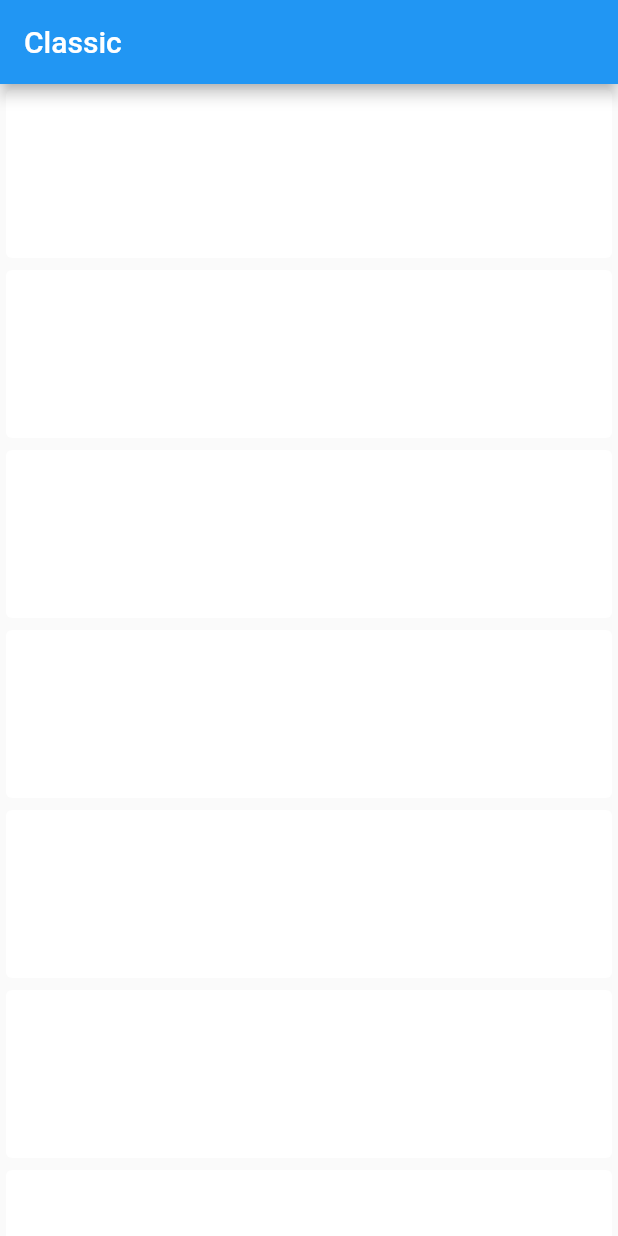
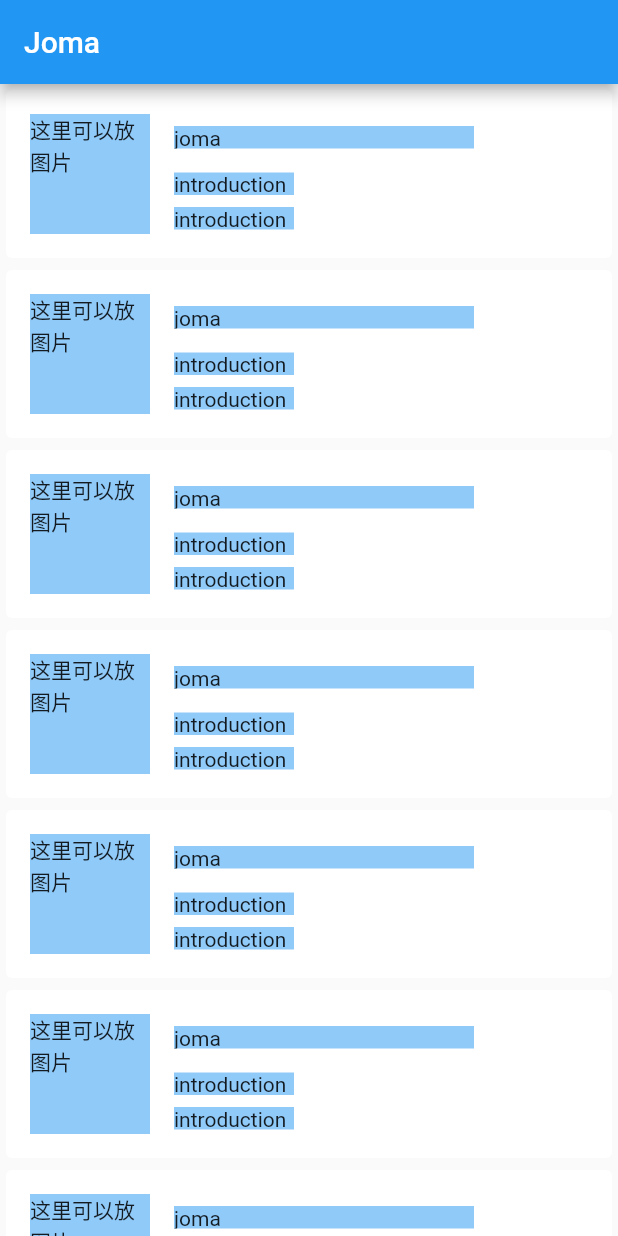
Before and after one commit to EricStark/flutter_refresh, a Flutter app: the screen it shows after launch, on a phone screen of 412 x 824 dp. Run offline on Flutter 3.47's test engine with Material 2 defaults, Android fonts, the phone set to English and light mode, and no system bars; our stand-ins replace get, path_drawing.

Commit message:
joma的刷新

```diff
--- a/lib/classic_page.dart
+++ b/lib/classic_page.dart
@@ -48,7 +48,7 @@ class _ClassicPageState extends State<ClassicPage> {
   Widget build(BuildContext context) {
     return Scaffold(
       appBar: AppBar(
-        title: Text('Classic'.tr),
+        title: Text('Joma'.tr),
       ),
       body: EasyRefresh(
         controller: _controller,
--- a/lib/skeleton_item.dart
+++ b/lib/skeleton_item.dart
@@ -14,7 +14,7 @@ class SkeletonItem extends StatelessWidget {
   Widget build(BuildContext context) {
     final themeData = Theme.of(context);
     final backgroundColor = themeData.colorScheme.surfaceVariant;
-    final foregroundColor = themeData.colorScheme.surface;
+    final foregroundColor = themeData.colorScheme.background;
     if (direction == Axis.vertical) {
       return Card(
         elevation: 0,
@@ -25,6 +25,7 @@ class SkeletonItem extends StatelessWidget {
             crossAxisAlignment: CrossAxisAlignment.start,
             children: [
               Container(
+                child: Text("这里可以放图片"),
                 margin: const EdgeInsets.only(right: 16),
                 height: 80,
                 width: 80,
@@ -35,8 +36,9 @@ class SkeletonItem extends StatelessWidget {
                   crossAxisAlignment: CrossAxisAlignment.start,
                   children: [
                     Container(
+                      child: Text("joma"),
                       margin: const EdgeInsets.only(top: 8, right: 24),
-                      height: 12,
+                      height: 15,
                       width: double.infinity,
                       constraints: const BoxConstraints(
                         maxWidth: 200,
@@ -44,14 +46,16 @@ class SkeletonItem extends StatelessWidget {
                       color: foregroundColor,
                     ),
                     Container(
+                      child: Text("introduction"),
                       margin: const EdgeInsets.only(top: 16),
-                      height: 12,
+                      height: 15,
                       width: 80,
                       color: foregroundColor,
                     ),
                     Container(
+                      child: Text("introduction"),
                       margin: const EdgeInsets.only(top: 8),
-                      height: 12,
+                      height: 15,
                       width: 80,
                       color: foregroundColor,
                     ),
```
Also changed, not shown: 40 other files.
